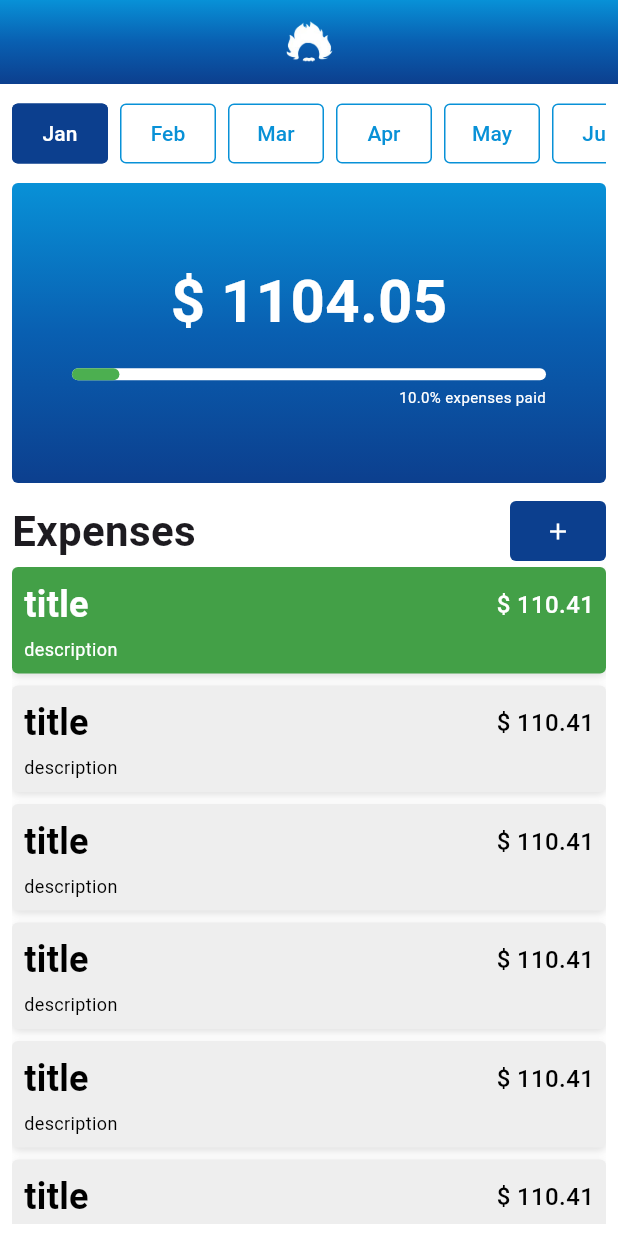
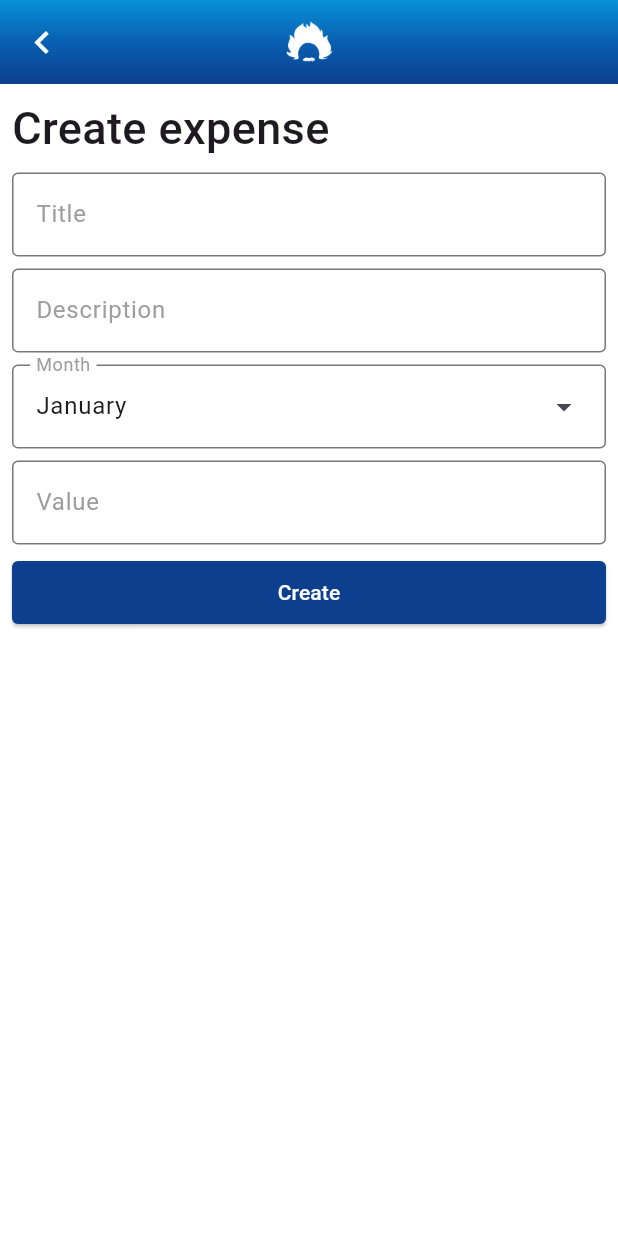
Before and after one commit to EmanuelBacalhau/finstein_app, a Flutter app: the HomePage widget shown alone on an empty page, opened directly, after a tap on the "add" icon, on a phone screen of 412 x 824 dp. Run offline on Flutter 3.47's test engine with Material 3 defaults, Android fonts, the phone set to English and light mode, and no system bars; our stand-ins replace animate_do, page_transition.

Commit message:
feat: add create expense page

```diff
--- /dev/null
+++ b/lib/pages/create_expense/page.dart
@@ -0,0 +1,150 @@
+import 'package:finstein_app/models/month.dart';
+import 'package:finstein_app/repositories/expenses_repository.dart';
+import 'package:finstein_app/repositories/month_repository.dart';
+import 'package:finstein_app/widgets/basic_button.dart';
+import 'package:finstein_app/widgets/basic_input.dart';
+import 'package:finstein_app/widgets/gradient_app_bar.dart';
+import 'package:flutter/material.dart';
+
+class CreateExpense extends StatefulWidget {
+  final Function({
+    required String title,
+    required String description,
+    required int monthId,
+    required double value,
+  }) _onCreateExpense;
+
+  const CreateExpense(
+      {super.key,
+      required Function({
+        required String title,
+        required String description,
+        required int monthId,
+        required double value,
+      }) onCreateExpense})
+      : _onCreateExpense = onCreateExpense;
+
+  @override
+  State<CreateExpense> createState() => _CreateExpenseState();
+}
+
+class _CreateExpenseState extends State<CreateExpense> {
+  final MonthRepository _monthRepository = MonthRepository();
+  final TextEditingController _titleController = TextEditingController();
+  final TextEditingController _descriptionController = TextEditingController();
+  final TextEditingController _valueController = TextEditingController();
+  int _monthSelected = 1;
+
+  final _formKey = GlobalKey<FormState>();
+
+  void _onMonthSelected(int monthId) {
+    setState(() {
+      _monthSelected = monthId;
+    });
+  }
+
+  void _createExpense() {
+    if (_formKey.currentState!.validate()) {
+      String title = _titleController.text;
+      String description = _descriptionController.text;
+      double value = double.parse(_valueController.text);
+
+      widget._onCreateExpense(
+        title: title,
+        description: description,
+        monthId: _monthSelected,
+        value: value,
+      );
+
+      Navigator.pop(context);
+    }
+  }
+
+  @override
+  Widget build(BuildContext context) {
+    return Scaffold(
+      appBar: AppBar(
+        centerTitle: true,
+        leading: IconButton(
+          icon: const Icon(Icons.chevron_left),
+          iconSize: 30,
+          onPressed: () {
+            Navigator.pop(context);
+          },
+        ),
+        iconTheme: const IconThemeData(
+          color: Colors.white,
+        ),
+        flexibleSpace: const GradientAppBar(),
+      ),
+      body: Container(
+        padding: const EdgeInsets.all(8),
+        child: Column(
+          crossAxisAlignment: CrossAxisAlignment.start,
+          children: [
+            const Text(
+              'Create expense',
+              style: TextStyle(
+                fontSize: 30,
+                fontWeight: FontWeight.w500,
+              ),
+            ),
+            Form(
+              key: _formKey,
+              child: Column(
+                children: [
+                  const SizedBox(
+                    height: 8,
+                  ),
+                  BasicInput(
+                    labelText: 'Title',
+                    controller: _titleController,
+                  ),
+                  const SizedBox(
+                    height: 8,
+                  ),
+                  BasicInput(
+                    labelText: 'Description',
+                    controller: _descriptionController,
+                  ),
+                  const SizedBox(
+                    height: 8,
+                  ),
+                  DropdownMenu(
+                    width: double.infinity,
+                    label: const Text('Month'),
+                    menuHeight: 200,
+                    initialSelection: _monthRepository.getAll().first,
+                    onSelected: (value) {
+                      _onMonthSelected(value!.id);
+                    },
+                    dropdownMenuEntries: _monthRepository
+                        .getAll()
+                        .map<DropdownMenuEntry<Month>>((value) {
+                      return DropdownMenuEntry(
+                        label: value.name,
+                        value: value,
+                      );
+                    }).toList(),
+                  ),
+                  const SizedBox(
+                    height: 8,
+                  ),
+                  BasicInput(
+                    labelText: 'Value',
+                    controller: _valueController,
+                    keyboardType: TextInputType.number,
+                  ),
+                  const SizedBox(
+                    height: 8,
+                  ),
+                  BasicButton(onPressed: _createExpense, title: 'Create'),
+                ],
+              ),
+            )
+          ],
+        ),
+      ),
+    );
+  }
+}
--- a/lib/pages/home/page.dart
+++ b/lib/pages/home/page.dart
@@ -1,12 +1,13 @@
 import 'package:finstein_app/constants/app_color.dart';
+import 'package:finstein_app/pages/create_expense/page.dart';
 import 'package:finstein_app/pages/home/widgets/button_tab_bar.dart';
 import 'package:finstein_app/pages/home/widgets/expense_item.dart';
-import 'package:finstein_app/pages/home/widgets/expenses_title.dart';
 import 'package:finstein_app/pages/home/widgets/progress_expenses.dart';
 import 'package:finstein_app/repositories/expenses_repository.dart';
 import 'package:finstein_app/repositories/month_repository.dart';
 import 'package:finstein_app/widgets/layout_page.dart';
 import 'package:flutter/material.dart';
+import 'package:page_transition/page_transition.dart';
 
 class HomePage extends StatefulWidget {
   const HomePage({super.key});
@@ -41,6 +42,38 @@ class _HomePageState extends State<HomePage> {
           expensesRepository.getTotalExpensesPaidByMonth(monthId);
       totalExpenses = expensesRepository.getAllByMonth(monthId).length;
     });
+  }
+
+  void _createExpense({
+    required String title,
+    required String description,
+    required int monthId,
+    required double value,
+  }) {
+    setState(() {
+      expensesRepository.add(
+        title: title,
+        description: description,
+        value: value,
+        monthId: monthId,
+      );
+
+      total = expensesRepository
+          .getAllByMonth(_monthSelected)
+          .fold(0, (prev, element) => prev + element.getValue);
+    });
+  }
+
+  void _redirectCreateExpensePage() {
+    Navigator.push(
+      context,
+      PageTransition(
+        type: PageTransitionType.rightToLeft,
+        child: CreateExpense(
+          onCreateExpense: _createExpense,
+        ),
+      ),
+    );
   }
 
   @override
@@ -119,10 +152,44 @@ class _HomePageState extends State<HomePage> {
             ),
           ),
           const SizedBox(height: 8),
-          const ExpensesTitle(),
+          Row(
+            mainAxisAlignment: MainAxisAlignment.spaceBetween,
+            children: [
+              const Text(
+                'Expenses',
+                style: TextStyle(
+                  fontSize: 28,
+                  fontWeight: FontWeight.bold,
+                ),
+              ),
+              TextButton(
+                onPressed: _redirectCreateExpensePage,
+                style: TextButton.styleFrom(
+                  backgroundColor: AppColor.darkBlue,
+                  shape: RoundedRectangleBorder(
+                    borderRadius: BorderRadius.circular(4),
+                  ),
+                ),
+                child: const Icon(
+                  Icons.add,
+                  color: Colors.white,
+                ),
+              ),
+            ],
+          ),
           Flexible(
             fit: FlexFit.tight,
-            child: ListView(
+            child: expensesRepository.getAllByMonth(_monthSelected).isEmpty
+                ? const Text(
+                    'No expenses found',
+                    textAlign: TextAlign.end,
+                    style: TextStyle(
+                      fontSize: 20,
+                      fontWeight: FontWeight.bold,
+                      color: Color(0xFFBDBDBD),
+                    ),
+                  )
+                : ListView(
                     shrinkWrap: true,
                     children: expensesRepository
                         .getAllByMonth(_monthSelected)
--- a/lib/pages/home/widgets/expenses_title.dart
+++ /dev/null
@@ -1,35 +0,0 @@
-import 'package:finstein_app/constants/app_color.dart';
-import 'package:flutter/material.dart';
-
-class ExpensesTitle extends StatelessWidget {
-  const ExpensesTitle({super.key});
-
-  @override
-  Widget build(BuildContext context) {
-    return Row(
-      mainAxisAlignment: MainAxisAlignment.spaceBetween,
-      children: [
-        const Text(
-          'Expenses',
-          style: TextStyle(
-            fontSize: 28,
-            fontWeight: FontWeight.bold,
-          ),
-        ),
-        TextButton(
-          onPressed: () {},
-          style: TextButton.styleFrom(
-            backgroundColor: AppColor.darkBlue,
-            shape: RoundedRectangleBorder(
-              borderRadius: BorderRadius.circular(4),
-            ),
-          ),
-          child: const Icon(
-            Icons.add,
-            color: Colors.white,
-          ),
-        ),
-      ],
-    );
-  }
-}
--- a/lib/pages/sign-up/page.dart
+++ b/lib/pages/sign-up/page.dart
@@ -197,7 +197,7 @@ class _SignUpPageState extends State<SignUpPage> {
       context,
       PageTransition(
         child: const SignInPage(),
-        type: PageTransitionType.leftToRightWithFade,
+        type: PageTransitionType.leftToRight,
         duration: const Duration(milliseconds: 800),
       ),
     );
--- a/lib/repositories/expenses_repository.dart
+++ b/lib/repositories/expenses_repository.dart
@@ -5,19 +5,7 @@ import 'package:finstein_app/models/expense.dart';
 class ExpensesRepository {
   final List<Expense> expenses = [];
 
-  ExpensesRepository() {
-    for (int monthId = 1; monthId <= 12; monthId++) {
-      for (int i = 0; i < 10; i++) {
-        add(
-          title: 'title',
-          description: 'description',
-          monthId: monthId,
-          value: Random().nextDouble() * 1000,
-        );
-      }
-    }
-    update(1, isPaid: true);
-  }
+  ExpensesRepository() {}
 
   List<Expense> getAll() {
     return expenses;
```
Lines whose indentation alone changed are shown as unchanged.
